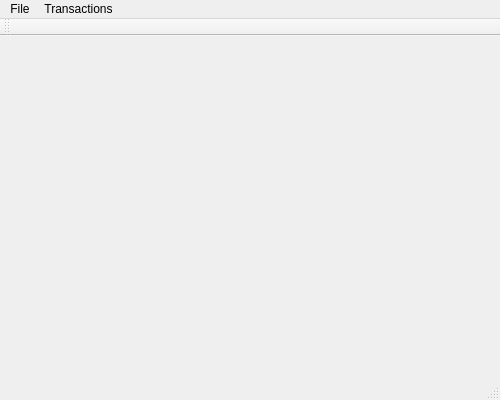
Before: the Qt Designer form mainwindow.ui in moriduri/MyFinances, drawn with Qt 5.
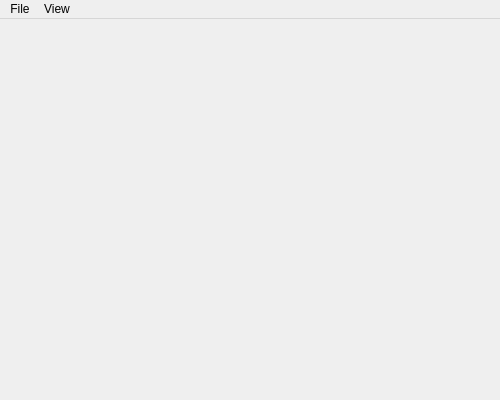
After: the same form once the commit is applied.

Commit message: Added QStackedWidget in the main area, added categories table

Patch:
```diff
--- a/mainwindow.ui
+++ b/mainwindow.ui
@@ -20,7 +20,7 @@
      <x>0</x>
      <y>0</y>
      <width>500</width>
-     <height>25</height>
+     <height>21</height>
     </rect>
    </property>
    <widget class="QMenu" name="menuFile">
@@ -33,22 +33,13 @@
    </widget>
    <widget class="QMenu" name="menuTransactions">
     <property name="title">
-     <string>Transactions</string>
+     <string>View</string>
     </property>
     <addaction name="actionAdd_transaction"/>
    </widget>
    <addaction name="menuFile"/>
    <addaction name="menuTransactions"/>
   </widget>
-  <widget class="QToolBar" name="mainToolBar">
-   <attribute name="toolBarArea">
-    <enum>TopToolBarArea</enum>
-   </attribute>
-   <attribute name="toolBarBreak">
-    <bool>false</bool>
-   </attribute>
-  </widget>
-  <widget class="QStatusBar" name="statusBar"/>
   <action name="actionSettings">
    <property name="text">
     <string>Settings</string>
```
Left out of the diff: 12 changed lines with no effect on the pictures. The commit also changes 2 other files.
